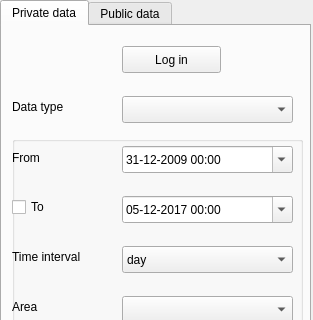
First picture: the form in dockwidget.ui, repository nens/lizard_qgis_plugin, before the edit; both pictures show x 0 to 313 and y 0 to 320 of the 313 by 468 pixel window.
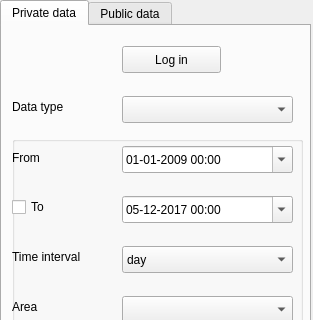
Second picture: the form after the edit.

Commit message: Change startdate for rasters from 31-12-2009 to 01-01-2009 for improved UX.

Diff of the .ui file:
```diff
--- a/dockwidget.ui
+++ b/dockwidget.ui
@@ -211,8 +211,8 @@
        <property name="minimumDate">
         <date>
          <year>2009</year>
-         <month>12</month>
-         <day>31</day>
+         <month>01</month>
+         <day>01</day>
         </date>
        </property>
        <property name="currentSection">
```
